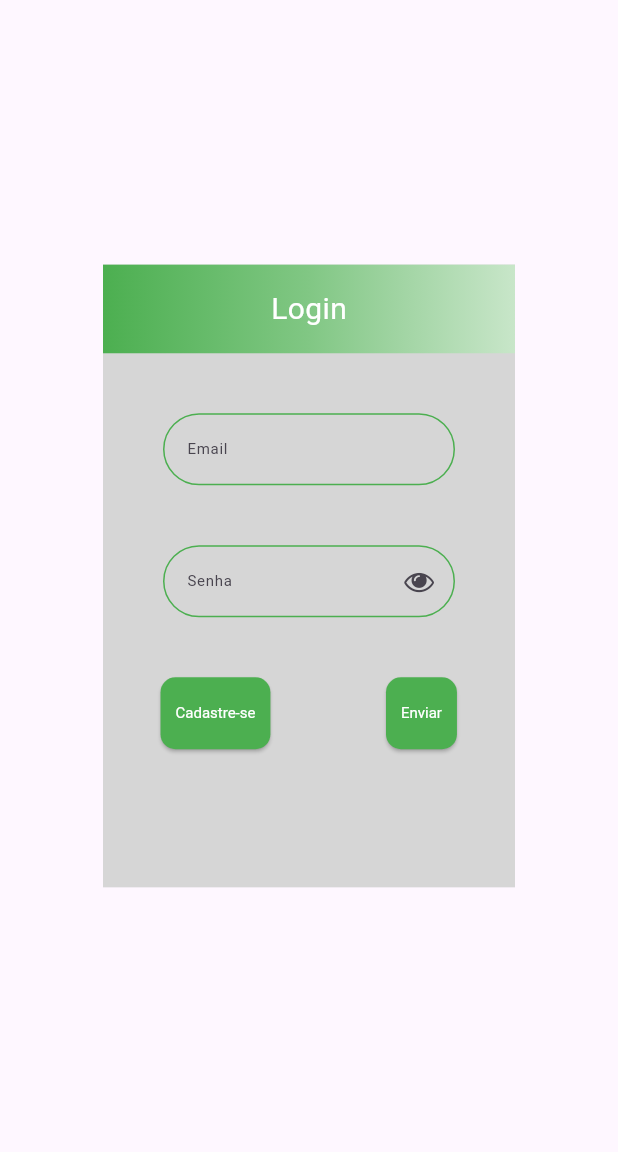
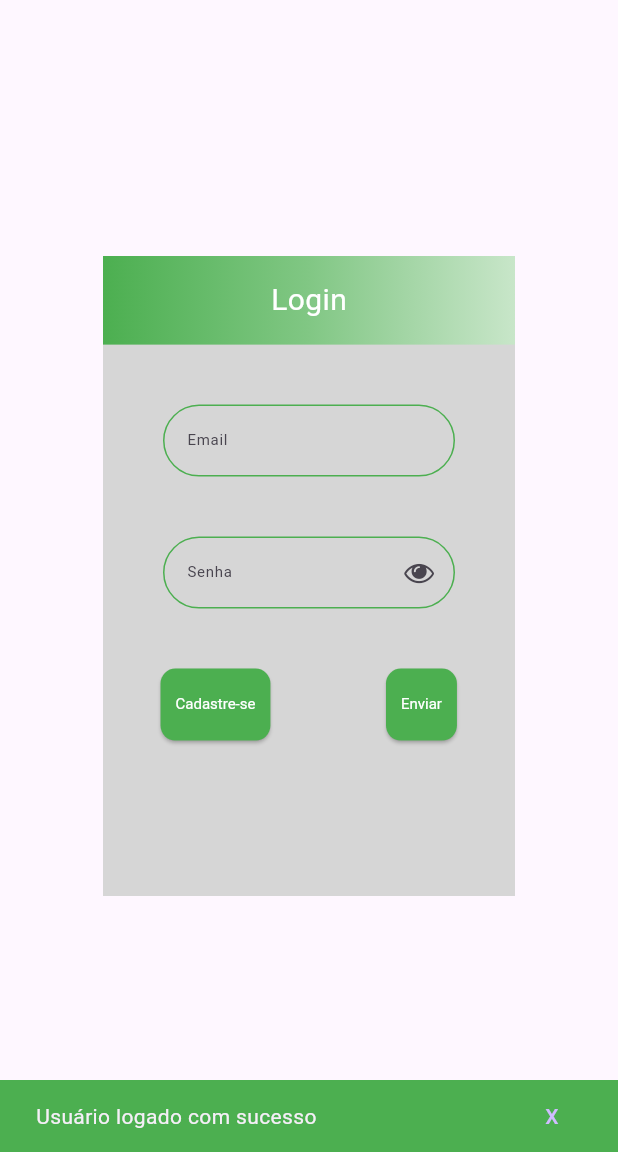
Before and after one commit to Brenokardoso/Recicla-Palmas, a Flutter app: the AuthPage screen opened by its route, after a tap on "Cadastre-se", after a tap on "Login", after a tap on "Enviar", on a phone screen of 412 x 824 dp, the part 84-1236 px from its top. Run offline on Flutter 3.47's test engine with Material 3 defaults, Android fonts, the light colour scheme and no system bars; our stand-ins replace supabase_flutter; missing offline and left inert: validatorless; accounts and stored records are empty; network calls fail.

Commit message:
update on methood auth

```diff
--- a/lib/app/core/database/supabase_auth.dart
+++ b/lib/app/core/database/supabase_auth.dart
@@ -1,6 +1,6 @@
 import 'package:flutter/material.dart';
 import 'package:recicla_palmas/app/core/database/supabase_db.dart';
-import 'package:recicla_palmas/app/core/utils/dialogs.dart';
+import 'package:recicla_palmas/app/core/utils/ui_warnings.dart';
 import 'package:supabase_flutter/supabase_flutter.dart';
 
 class SupabaseAuth {
@@ -8,35 +8,47 @@ class SupabaseAuth {
     required BuildContext context,
     required String email,
     required String password,
+    void Function()? function,
   }) async {
     try {
       final dbInstance = SupabaseDb.supabase;
-      final response = await dbInstance.auth.signUp(
+      final response = await dbInstance.auth
+          .signUp(
         email: email,
         password: password,
-      );
+      )
+          .whenComplete(
+        () {
           if (context.mounted) {
-        CustomDialog.showSuccessMaterialBanner(
+            CustomWarnings.showSuccessSnackBar(
               context: context,
-          // "Usuário logado com sucesso",
+              label: "Usuário cadastrado com sucesso",
             );
           }
-      print("Response value : $response");
+        },
+      );
       if (response.user?.email == null) {
-        if (response.user?.email != null) {
-        } else {
         if (context.mounted) {
-            CustomDialog.showFailDialog(
+          CustomWarnings.showFailDialog(
             context,
             "Não foi possivel fazer o login",
           );
         }
       }
+    } on AuthException catch (errorType, erroCode) {
+      if (context.mounted) {
+        CustomWarnings.showFailSnackBar(
+          context: context,
+          label: "Houve um erro de $errorType por motivos de $erroCode",
+        );
       }
-    } on AuthException catch (errorType, erroCode) {
-      print("Houve um error por $errorType em $erroCode");
     } catch (errorType, erroCode) {
-      print("Houve um error por motivos de $errorType em $erroCode");
+      if (context.mounted) {
+        CustomWarnings.showFailSnackBar(
+          context: context,
+          label: "Houve um erro de $errorType por motivos de $erroCode",
+        );
+      }
     }
   }
 
@@ -47,48 +59,74 @@ class SupabaseAuth {
   }) async {
     try {
       final dbInstance = SupabaseDb.supabase;
-      final response = await dbInstance.auth.signInWithPassword(
+      final response = await dbInstance.auth
+          .signInWithPassword(
         email: email,
         password: passsword,
-      );
-      print("Response value : $response");
+      )
+          .whenComplete(
+        () {
           if (context.mounted) {
-        CustomDialog.showSuccessDialog(
-          context,
-          "Usuário logado com sucesso",
+            CustomWarnings.showSuccessSnackBar(
+              context: context,
+              label: "Usuário logado com sucesso",
             );
           }
-      if (response.user?.email != null) {
-        print("Caixa de dialogo : OK");
-      } else {
+        },
+      );
+
+      if (response.user?.email == null) {
         if (context.mounted) {
-          CustomDialog.showFailDialog(
+          CustomWarnings.showFailDialog(
             context,
             "Não foi possivel fazer o login",
           );
         }
       }
     } on AuthException catch (errorType, erroCode) {
-      print("Houve um error por motivos de $errorType em $erroCode");
+      if (context.mounted) {
+        CustomWarnings.showFailSnackBar(
+          context: context,
+          label: "Houve um erro de $errorType por motivos de $erroCode",
+        );
+      }
     } catch (errorType, erroCode) {
-      print("Houve um error por motivos de $errorType em $erroCode");
+      if (context.mounted) {
+        CustomWarnings.showFailSnackBar(
+          context: context,
+          label: "Houve um erro de $errorType por motivos de $erroCode",
+        );
+      }
     }
   }
 
   static Future<void> signOut(BuildContext context) async {
     try {
       final dbInstance = SupabaseDb.supabase;
-      final response = await dbInstance.auth.signOut();
+      final response = await dbInstance.auth.signOut().whenComplete(
+        () {
           if (context.mounted) {
-        CustomDialog.showSuccessDialog(
+            CustomWarnings.showSuccessDialog(
               context,
               "Usuário deslogado com sucesso",
             );
           }
+        },
+      );
     } on AuthException catch (errorType, erroCode) {
-      print("Houve um error por motivos de $errorType em $erroCode");
+      if (context.mounted) {
+        CustomWarnings.showFailSnackBar(
+          context: context,
+          label: "Houve um erro de $errorType por motivos de $erroCode",
+        );
+      }
     } catch (errorType, erroCode) {
-      print("Houve um error por motivos de $errorType em $erroCode");
+      if (context.mounted) {
+        CustomWarnings.showFailSnackBar(
+          context: context,
+          label: "Houve um erro de $errorType por motivos de $erroCode",
+        );
       }
     }
   }
+}
--- a/lib/app/core/utils/routes.dart
+++ b/lib/app/core/utils/routes.dart
@@ -2,9 +2,9 @@ import 'package:flutter/material.dart';
 import 'package:recicla_palmas/app/modules/auth/auth_page.dart';
 
 class Routes {
-  static String auth = "/auth";
+  static String authRoute = "/auth";
 }
 
 Map<String, Widget Function(BuildContext)> myRoutes = {
-  Routes.auth: (context) => const AuthPage()
+  Routes.authRoute: (context) => const AuthPage()
 };
--- /dev/null
+++ b/lib/app/core/utils/ui_warnings.dart
@@ -0,0 +1,97 @@
+import 'package:flutter/material.dart';
+import 'package:recicla_palmas/app/core/themes/custom_colors.dart';
+
+class CustomWarnings {
+  CustomWarnings._();
+
+  static Future<void> showSuccessDialog(
+    BuildContext context,
+    String label,
+  ) async {
+    showDialog(
+      context: context,
+      builder: (context) => SimpleDialog(
+        backgroundColor: CustomColors.inputBorderEnableColor,
+        alignment: Alignment.center,
+        elevation: 2,
+        title: Text(label),
+        titlePadding: const EdgeInsets.all(8.0),
+        shape: RoundedRectangleBorder(
+          borderRadius: BorderRadius.circular(30),
+          side: BorderSide.none,
+        ),
+      ),
+    );
+  }
+
+  static Future<void> showFailDialog(
+    BuildContext context,
+    String label,
+  ) async {
+    showDialog(
+      context: context,
+      builder: (context) => SimpleDialog(
+        backgroundColor: CustomColors.inputBorderEnableColor,
+        alignment: Alignment.center,
+        elevation: 2,
+        title: Text(label),
+        titlePadding: const EdgeInsets.all(8.0),
+        shape: RoundedRectangleBorder(
+          borderRadius: BorderRadius.circular(30),
+          side: BorderSide.none,
+        ),
+      ),
+    );
+  }
+
+  static ScaffoldFeatureController<MaterialBanner, MaterialBannerClosedReason>
+      showSuccessMaterialBanner({
+    required BuildContext context,
+    required String label,
+  }) {
+    return ScaffoldMessenger.of(context).showMaterialBanner(
+      MaterialBanner(
+        content: Text(label),
+        actions: const [
+          SizedBox.shrink(),
+        ],
+      ),
+    );
+  }
+
+  static ScaffoldFeatureController<SnackBar, SnackBarClosedReason>
+      showSuccessSnackBar({
+    required BuildContext context,
+    required String label,
+  }) {
+    return ScaffoldMessenger.of(context).showSnackBar(
+      SnackBar(
+        content: Text(label),
+        backgroundColor: CustomColors.inputBorderEnableColor,
+        action: SnackBarAction(
+          label: "X",
+          onPressed: () {},
+        ),
+        duration: const Duration(milliseconds: 500),
+      ),
+    );
+  }
+
+  static ScaffoldFeatureController<SnackBar, SnackBarClosedReason>
+      showFailSnackBar({
+    required BuildContext context,
+    required String label,
+  }) {
+    return ScaffoldMessenger.of(context).showSnackBar(
+      SnackBar(
+        content: Text(label),
+        backgroundColor: CustomColors.inputBorderErrorColor,
+        action: SnackBarAction(
+          label: "X",
+          onPressed: () {},
+        ),
+        duration: const Duration(milliseconds: 500),
+      ),
+    );
+  }
+}
--- a/lib/app/modules/auth/auth_page.dart
+++ b/lib/app/modules/auth/auth_page.dart
@@ -1,6 +1,8 @@
 import 'package:flutter/material.dart';
 import 'package:recicla_palmas/app/core/database/supabase_auth.dart';
+import 'package:recicla_palmas/app/core/database/supabase_db.dart';
 import 'package:recicla_palmas/app/core/themes/custom_colors.dart';
+import 'package:recicla_palmas/app/core/utils/routes.dart';
 import 'package:recicla_palmas/app/core/widgets/app_bar.dart';
 import 'package:recicla_palmas/app/core/widgets/buttons.dart';
 import 'package:recicla_palmas/app/core/widgets/text_form_field.dart';
@@ -28,6 +30,15 @@ class _AuthPageState extends State<AuthPage> {
     passwordController;
     formKey;
     changeForms;
+    SupabaseDb.supabase.auth.onAuthStateChange.listen((authState) {
+      if (authState.session != null) {
+        // Redirecione para a pagina desejada com pushReplacement
+      } else {
+        if (context.mounted) {
+          Navigator.of(context).pushReplacementNamed(Routes.authRoute);
+        }
+      }
+    });
   }
 
   @override
@@ -50,8 +61,8 @@ class _AuthPageState extends State<AuthPage> {
               builder: (_, value, __) => Container(
                 width: constraits.maxWidth / 1.5,
                 height: value
-                    ? constraits.maxHeight / 1.65
-                    : constraits.maxHeight / 1.85,
+                    ? constraits.maxHeight / 1.80
+                    : constraits.maxHeight / 1.80,
                 constraints: constraits,
                 color: CustomColors.cardColor,
                 child: Column(
@@ -174,13 +185,6 @@ class _AuthPageState extends State<AuthPage> {
         ),
         space,
         Flexible(
-          child: CustomTextFormField.user(
-            controller: userController,
-            placeholder: "Usuário",
-          ),
-        ),
-        space,
-        Flexible(
           child: CustomTextFormField.email(
             controller: emailController,
             placeholder: "Email",
--- a/lib/main.dart
+++ b/lib/main.dart
@@ -21,7 +21,7 @@ class MyApp extends StatelessWidget {
       title: "Recicla Palmas",
       debugShowCheckedModeBanner: false,
       theme: customTheme,
-      initialRoute: Routes.auth,
+      initialRoute: Routes.authRoute,
       routes: myRoutes,
     );
   }
```
Also changed, not shown: lib/app/core/utils/dialogs.dart (deleted, +0 -51 lines). Lines whose indentation alone changed are shown as unchanged.
